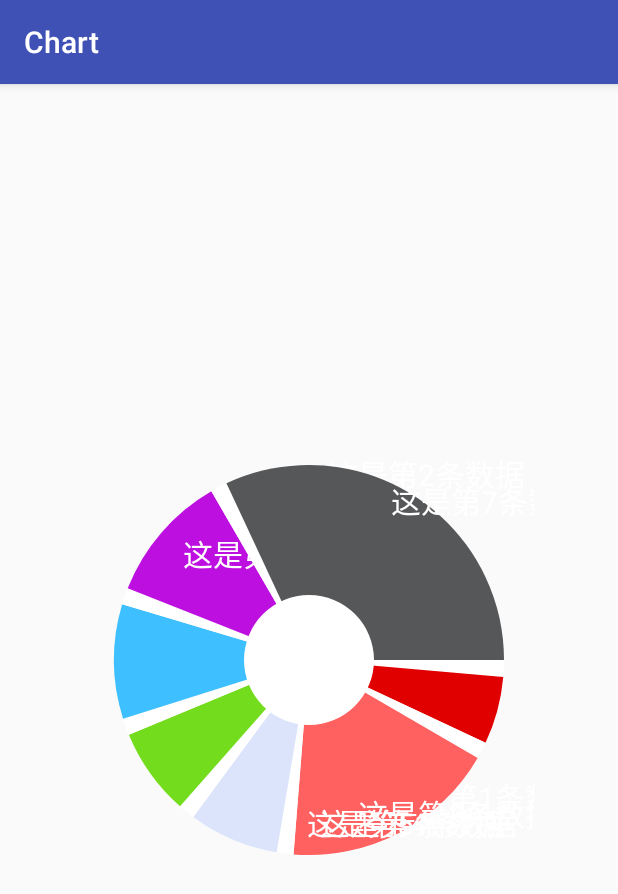
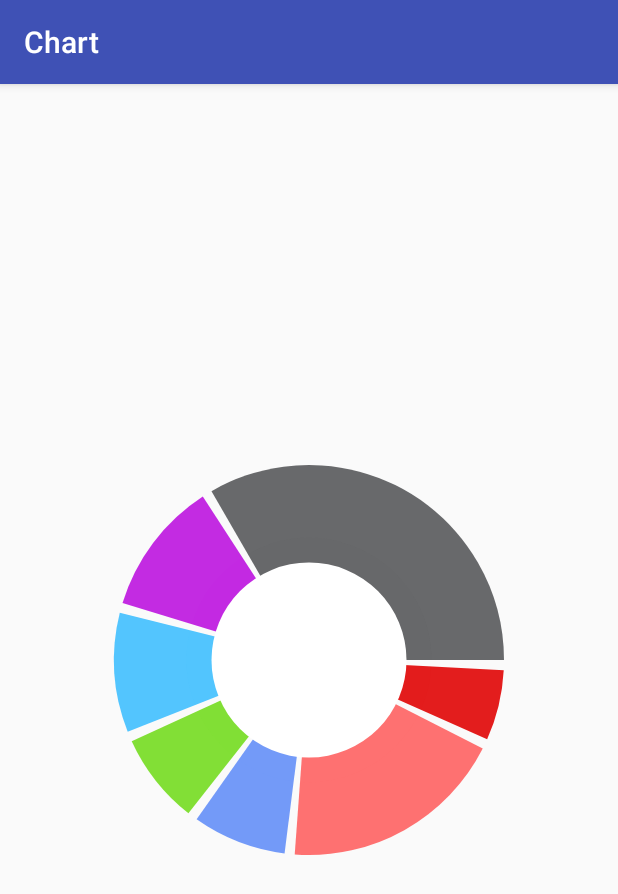
Before and after one commit to zzkggmy/chart, an Android app: the screen it shows after launch (MainActivity), on a phone screen of 412 x 824 dp. Shown: the top 894 px of the screen. Run offline under Robolectric (Android 15) with nearby library versions, the phone set to English and light mode, and no system bars.

Commit message:
添加外圆

```diff
--- a/app/src/main/java/com/example/chart/PieChartView.java
+++ b/app/src/main/java/com/example/chart/PieChartView.java
@@ -4,7 +4,6 @@ import android.content.Context;
 import android.graphics.Canvas;
 import android.graphics.Color;
 import android.graphics.Paint;
-import android.graphics.PointF;
 import android.graphics.RectF;
 import android.support.annotation.Nullable;
 import android.util.AttributeSet;
@@ -12,7 +11,6 @@ import android.view.MotionEvent;
 import android.view.View;
 import android.widget.Toast;
 
-import java.math.BigDecimal;
 import java.util.ArrayList;
 import java.util.List;
 
@@ -28,6 +26,10 @@ public class PieChartView extends View {
     private float width = 0f;
     private float height = 0f;
     private Paint paint = new Paint();
+    private Paint withinPaint = new Paint();
+    private Paint textPaint = new Paint();
+    private Paint circlePaint = new Paint();
+    private Paint dividePaint = new Paint();
 
     private float allNum = 0F;
     private List<ViewData> datas = new ArrayList<>();
@@ -36,7 +38,7 @@ public class PieChartView extends View {
     private List<PieBaseData> pieList = new ArrayList<>();
     private float bigRadius = 0;
     private float circleRadius = 0;
-    private float bigCircleRadius = 0;
+    private float divideNum = 3;
 
     public PieChartView(Context context, @Nullable AttributeSet attrs) {
         super(context, attrs);
@@ -44,6 +46,18 @@ public class PieChartView extends View {
         paint.setAntiAlias(true);
         paint.setColor(Color.BLACK);
         paint.setStyle(Paint.Style.FILL);
+        withinPaint.setAntiAlias(true);
+        withinPaint.setStyle(Paint.Style.FILL);
+        textPaint.setAntiAlias(true);
+        textPaint.setColor(Color.BLACK);
+        textPaint.setStyle(Paint.Style.FILL);
+        textPaint.setTextSize(20f);
+        circlePaint.setAntiAlias(true);
+        circlePaint.setColor(Color.WHITE);
+        circlePaint.setStyle(Paint.Style.FILL);
+        dividePaint.setAntiAlias(true);
+        dividePaint.setColor(Color.TRANSPARENT);
+        dividePaint.setStyle(Paint.Style.FILL);
     }
 
 
@@ -68,8 +82,7 @@ public class PieChartView extends View {
         this.height = h;
         bigRadius = (Math.min(w, h)) / 2;
         radius = bigRadius - 30;
-        circleRadius = radius / 3;
-        bigCircleRadius = circleRadius + 30;
+        circleRadius = radius / 2;
     }
 
     @Override
@@ -80,38 +93,38 @@ public class PieChartView extends View {
 
     private void drawPieChart(Canvas canvas) {
         canvas.translate(width / 2, height / 2);
-        paint.setStyle(Paint.Style.FILL);
-        paint.setColor(Color.GRAY);
-        canvas.drawRect(bigRadius, bigRadius, bigRadius, bigRadius, paint);
         RectF oval = new RectF(-radius, -radius, radius, radius);
         RectF oval1 = new RectF(-bigRadius, -bigRadius, bigRadius, bigRadius);
+        RectF oval2 = new RectF(-circleRadius - 25, -circleRadius - 25, circleRadius + 25, circleRadius + 25);
         float startAngle = 0;
         float sweepAngle;
         float textAngle;
         for (int i = 0; i < datas.size(); i++) {
-            paint.setColor(Color.WHITE);
-            canvas.drawArc(oval, startAngle, 5, true, paint);
-            startAngle += 5;
-            sweepAngle = (float) (datas.get(i).getPercent() / allNum * 325);
+            withinPaint.setColor(mContext.getResources().getColor(datas.get(i).getColor()));
             paint.setColor(mContext.getResources().getColor(datas.get(i).getColor()));
+            canvas.drawArc(oval, startAngle, divideNum, true, dividePaint);
+            startAngle += divideNum;
+            sweepAngle = (float) (datas.get(i).getPercent() / allNum * (360 - datas.size() * divideNum));
             PieBaseData pieBaseData = new PieBaseData();
             pieBaseData.setStartAngle(startAngle);
             pieBaseData.setSweepAngle(sweepAngle);
             pieList.add(pieBaseData);
+            paint.setAlpha(225);
             if (select)
                 canvas.drawArc(oval1, startAngle, sweepAngle, true, paint);
             else
                 canvas.drawArc(oval, startAngle, sweepAngle, true, paint);
+            withinPaint.setAlpha(10);
+            canvas.drawArc(oval2, startAngle, sweepAngle, true, withinPaint);
 //            //文字角度
 //            double textAngle = startAngle + sweepAngle / 2;
 //            float x = (float) (radius * Math.cos(textAngle * PI / 180));    //计算文字位置坐标
 //            float y = (float) (radius * Math.sin(textAngle * PI / 180));
-            textAngle = startAngle + sweepAngle / 2;
-            getTextPoint(textAngle, canvas, "这是第" + (i + 1) + "条数据");
+//            textAngle = startAngle + sweepAngle / 2;
+//            getTextPoint(textAngle, canvas, "这是第" + (i + 1) + "条数据");
             startAngle += sweepAngle;
         }
-        paint.setColor(Color.WHITE);
-        canvas.drawCircle(0, 0, circleRadius, paint);
+        canvas.drawCircle(0, 0, circleRadius, circlePaint);
     }
 
     public void setResource(List<ViewData> data) {
@@ -144,7 +157,7 @@ public class PieChartView extends View {
         paint.setColor(Color.WHITE);
         paint.setStyle(Paint.Style.FILL);
         paint.setTextSize(30f);
-        canvas.drawText(text, dx, dy, paint);
+        canvas.drawText(text, dx, dy, textPaint);
 //            switch ((int) degree / 90) {
 //                //第一象限内
 //                case 0:
@@ -182,9 +195,4 @@ public class PieChartView extends View {
         return super.onTouchEvent(event);
 
     }
-
-    private float getPer(double data) {
-        BigDecimal bigDecimal = new BigDecimal(data);
-        return bigDecimal.setScale(2, BigDecimal.ROUND_CEILING).floatValue();
-    }
 }
```
